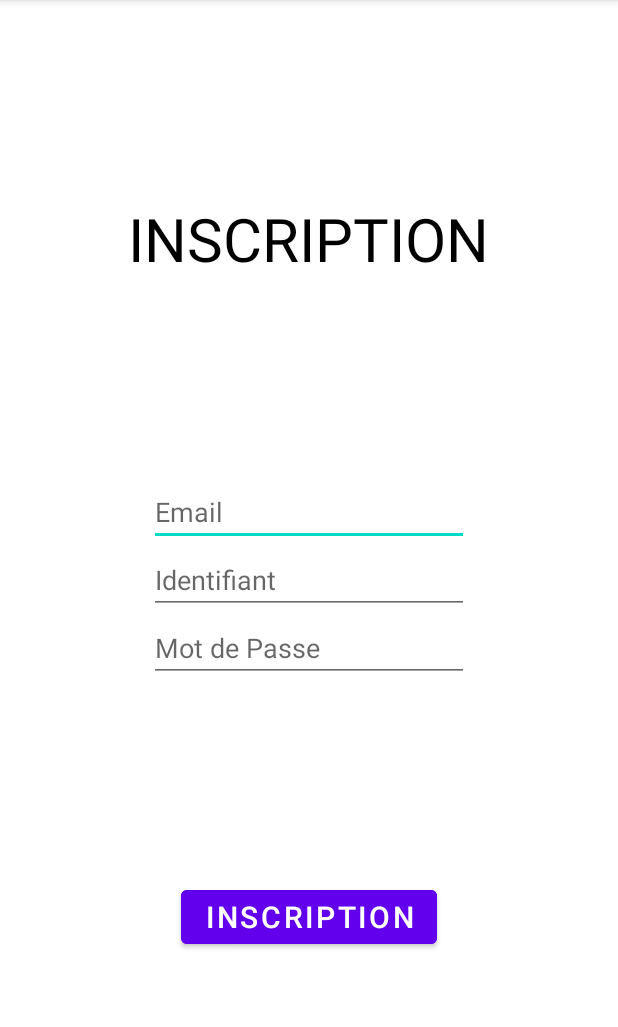
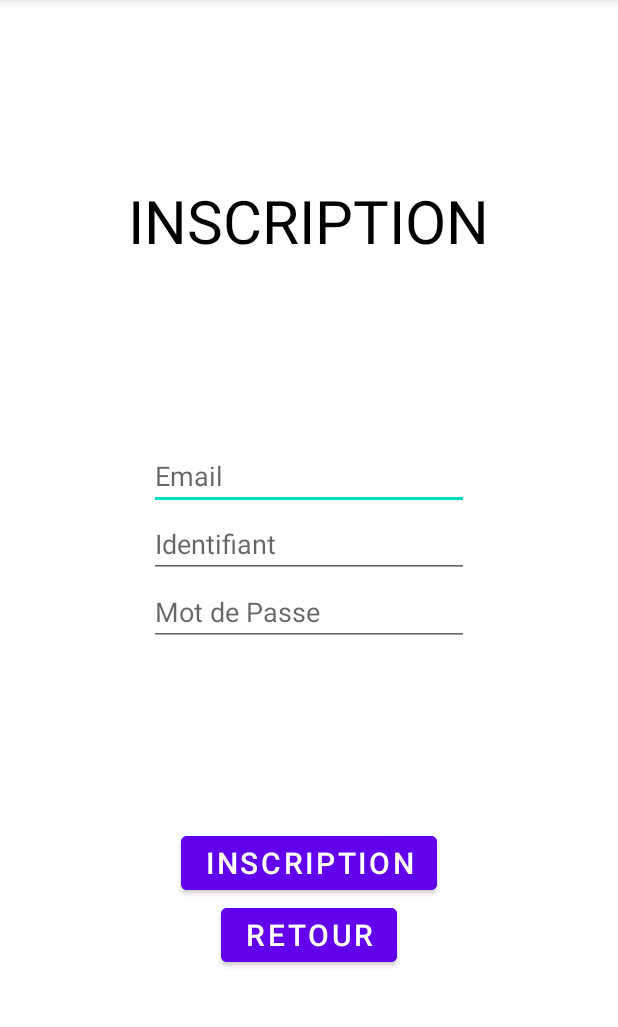
Before and after one commit to spritrl/OnTheRoad, an Android app: the Register screen opened directly, with no data from a screen before it, on a phone screen of 412 x 824 dp, the part 84-1111 px from its top. Run offline under Robolectric (Android 15) with nearby library versions, the phone set to English and light mode, and no system bars; network calls fail.

Commit message:
Chris : [TASK-018] Improve Views.

```diff
--- a/app/src/main/java/fr/uca/info/ontheroad/Register.java
+++ b/app/src/main/java/fr/uca/info/ontheroad/Register.java
@@ -36,6 +36,19 @@ public class Register extends AppCompatActivity {
         register.setAlpha(0f);
         register.animate().alpha(1f).setDuration(1500);
 
+        Button btnBack = (Button) findViewById(R.id.back);
+        btnBack.setVisibility(View.VISIBLE);
+        btnBack.setAlpha(0f);
+        btnBack.animate().alpha(1f).setDuration(1500);
+
+        btnBack.setOnClickListener(new View.OnClickListener() {
+            @Override
+            public void onClick(View v) {
+                Intent intent = new Intent(Register.this, Welcome.class);
+                startActivity(intent);
+            }
+        });
+
         register.setOnClickListener(new View.OnClickListener() {
             @Override
             public void onClick(View v) {
--- a/app/src/main/res/layout/register.xml
+++ b/app/src/main/res/layout/register.xml
@@ -73,6 +73,14 @@
         android:text="INSCRIPTION"
         android:textSize="20sp" />
 
+    <Button
+        android:id="@+id/back"
+        android:backgroundTint="@color/purple_500"
+        android:layout_width="wrap_content"
+        android:layout_height="wrap_content"
+        android:text="RETOUR"
+        android:textSize="20sp" />
+
     <Space
         android:layout_width="wrap_content"
         android:layout_height="wrap_content"
```
Also changed, not shown: app/src/main/java/fr/uca/info/ontheroad/Login.java (+12 -0 lines), app/src/main/java/fr/uca/info/ontheroad/UserProfil.java (+9 -0 lines), app/src/main/res/layout/login.xml (+8 -0 lines).
